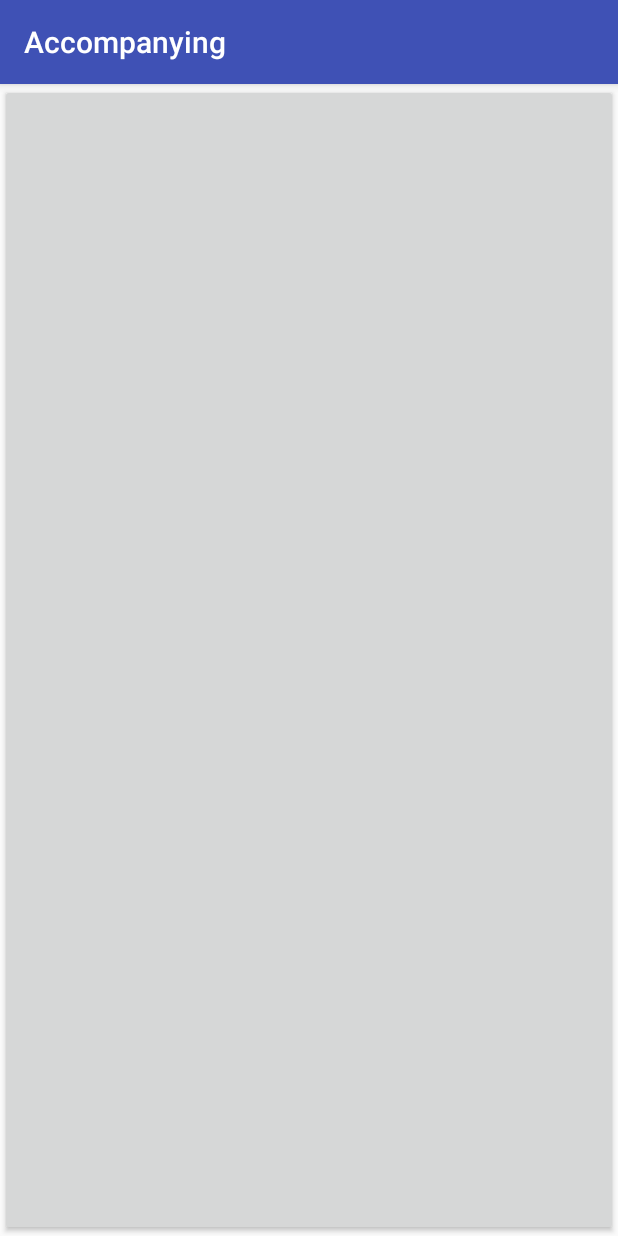
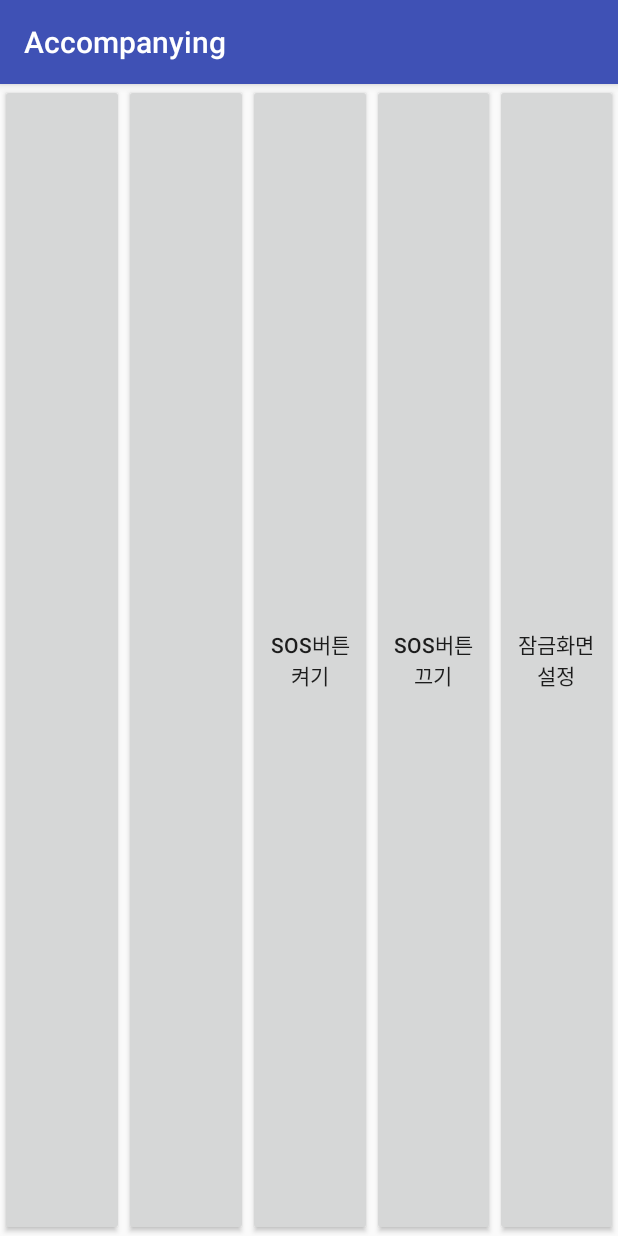
Before and after one commit to alswnsWkd21/Accompanying, an Android app: the screen it shows after launch (MainActivity), on a phone screen of 412 x 824 dp. Run offline under Robolectric (Android 15) with nearby library versions, the phone set to English and light mode, and no system bars; libraries missing offline, so code that uses them is left out: net.daum.mf.

Commit message:
add lack activity and always viewButton

```diff
--- a/app/build.gradle
+++ b/app/build.gradle
@@ -6,7 +6,7 @@ android {
     defaultConfig {
         applicationId "smc.minjoon.accompanying"
         minSdkVersion 21
-        targetSdkVersion 25
+        targetSdkVersion 22
         versionCode 1
         versionName "1.0"
         testInstrumentationRunner "android.support.test.runner.AndroidJUnitRunner"
--- a/app/src/main/java/smc/minjoon/accompanying/MainActivity.java
+++ b/app/src/main/java/smc/minjoon/accompanying/MainActivity.java
@@ -26,6 +26,11 @@ public class MainActivity extends AppCompatActivity {
         setContentView(R.layout.activity_main);
 
         Button btn01 =  (Button) findViewById(R.id.btn01);
+        Button btn02 =  (Button) findViewById(R.id.btn02);
+        Button btn03 =  (Button) findViewById(R.id.btn03);
+        Button btn04 =  (Button) findViewById(R.id.btn04);
+        Button btn05 =  (Button) findViewById(R.id.btn05);
+
         btn01.setOnClickListener(new View.OnClickListener() {
             @Override
             public void onClick(View v) {
@@ -33,6 +38,33 @@ public class MainActivity extends AppCompatActivity {
                 startActivity(i);
             }
         });
+        btn02.setOnClickListener(new View.OnClickListener() {
+            @Override
+            public void onClick(View v) {
+                Intent i = new Intent(MainActivity.this, SosActivity.class);
+                startActivity(i);
+            }
+        });
+        btn03.setOnClickListener(new View.OnClickListener() {
+            @Override
+            public void onClick(View v) {
+                startService(new Intent(MainActivity.this, AlwaysOnTopService.class));
+            }
+        });
+        btn04.setOnClickListener(new View.OnClickListener() {
+            @Override
+            public void onClick(View v) {
+                stopService(new Intent(MainActivity.this, AlwaysOnTopService.class));
+            }
+        });
+        btn05.setOnClickListener(new View.OnClickListener() {
+            @Override
+            public void onClick(View v) {
+                Intent i = new Intent(MainActivity.this, ConfigActivity.class);
+                startActivity(i);
+            }
+        });
+
 
     }
 
--- a/app/src/main/res/layout/activity_main.xml
+++ b/app/src/main/res/layout/activity_main.xml
@@ -9,7 +9,29 @@
             android:layout_width="match_parent"
             android:layout_height="match_parent"
             android:id="@+id/btn01"
+            android:layout_weight="1"
             />
-
-
+        <Button
+            android:layout_width="match_parent"
+            android:layout_height="match_parent"
+            android:id="@+id/btn02"
+            android:layout_weight="1"/>
+        <Button
+            android:layout_width="match_parent"
+            android:layout_height="match_parent"
+            android:id="@+id/btn03"
+            android:text="sos버튼켜기"
+            android:layout_weight="1"/>
+        <Button
+            android:layout_width="match_parent"
+            android:layout_height="match_parent"
+            android:id="@+id/btn04"
+            android:text="sos버튼끄기"
+            android:layout_weight="1"/>
+        <Button
+            android:layout_width="match_parent"
+            android:layout_height="match_parent"
+            android:id="@+id/btn05"
+            android:text="잠금화면설정"
+            android:layout_weight="1"/>
 </LinearLayout>
--- a/app/src/main/res/values/strings.xml
+++ b/app/src/main/res/values/strings.xml
@@ -1,3 +1,5 @@
 <resources>
     <string name="app_name">Accompanying</string>
+    <string name="appwidget_text">EXAMPLE</string>
+    <string name="add_widget">Add widget</string>
 </resources>
```
Also changed, not shown: app/src/main/AndroidManifest.xml (+9 -1 lines), app/src/main/java/smc/minjoon/accompanying/AlwaysOnTopService.java (added, +148 -0 lines), app/src/main/java/smc/minjoon/accompanying/ConfigActivity.java (added, +35 -0 lines), app/src/main/java/smc/minjoon/accompanying/DaummapActivity.java (+0 -33 lines), app/src/main/java/smc/minjoon/accompanying/LockScreenActivity.java (added, +16 -0 lines), app/src/main/java/smc/minjoon/accompanying/Permission.java (deleted, +0 -8 lines), app/src/main/java/smc/minjoon/accompanying/ScreenReceiver.java (added, +21 -0 lines), app/src/main/java/smc/minjoon/accompanying/ScreenService.java (added, +58 -0 lines), app/src/main/java/smc/minjoon/accompanying/SosActivity.java (added, +13 -0 lines), app/src/main/res/layout/activity_config.xml (added, +20 -0 lines), app/src/main/res/layout/activity_lock_screen.xml (added, +13 -0 lines), app/src/main/res/layout/activity_sos.xml (added, +9 -0 lines), app/src/main/res/values-v14/dimens.xml (added, +10 -0 lines), app/src/main/res/values/dimens.xml (added, +10 -0 lines), 1 more files.
